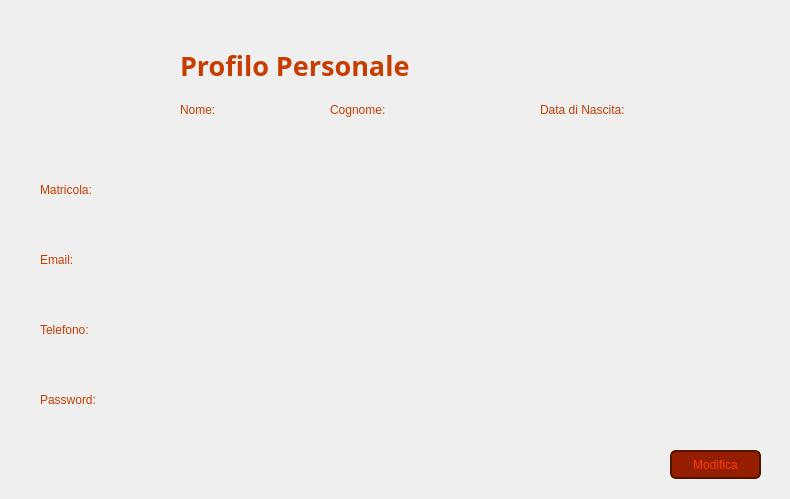
Old version of the form Viste/VistaVisualizzaProfiloPersonaleAmministratore.ui in the repository GiacomoPrincipi/CineMax.
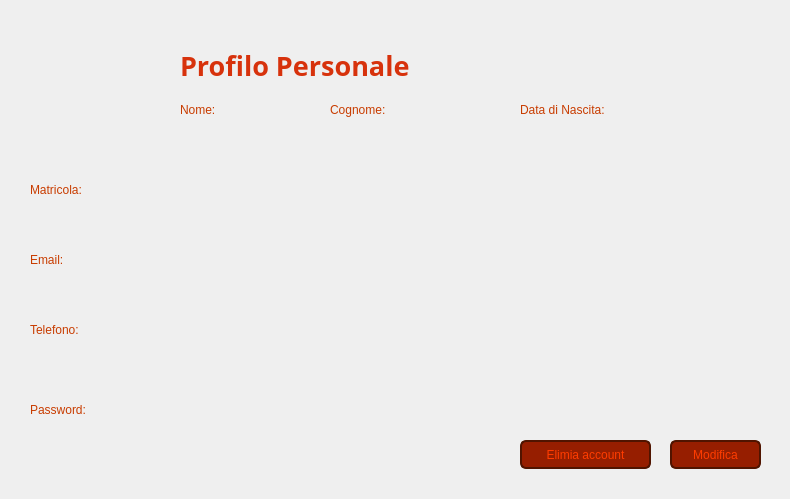
New version of the form. Icons and pictures are not drawn. Custom widgets are drawn as their Qt base class.

```diff
--- a/Viste/VistaVisualizzaProfiloPersonaleAmministratore.ui
+++ b/Viste/VistaVisualizzaProfiloPersonaleAmministratore.ui
@@ -32,8 +32,8 @@
     background: qlineargradient(
         x1: 0, y1: 1,
         x2: 0, y2: 0,
-        stop: 0 #320F00,
-        stop: 1 #641E00
+        stop: 0 #210A00,
+        stop: 1 #7D2100
     );
 }</string>
    </property>
@@ -44,7 +44,7 @@
   <widget class="QLabel" name="labelProfilo">
    <property name="geometry">
     <rect>
-     <x>40</x>
+     <x>30</x>
      <y>30</y>
      <width>121</width>
      <height>121</height>
@@ -54,7 +54,7 @@
     <string/>
    </property>
    <property name="pixmap">
-    <pixmap>Immagini/profiloButtonAmministratore.png</pixmap>
+    <pixmap>Immagini/ProfiloButtonAmministratore.png</pixmap>
    </property>
    <property name="scaledContents">
     <bool>true</bool>
@@ -99,7 +99,7 @@
    </property>
    <property name="styleSheet">
     <string notr="true">QLabel {
-    color: #C83C00;
+    color: #D7320C;
 }</string>
    </property>
    <property name="text">
@@ -172,7 +172,7 @@
     <rect>
      <x>330</x>
      <y>130</y>
-     <width>131</width>
+     <width>171</width>
      <height>20</height>
     </rect>
    </property>
@@ -188,7 +188,7 @@
   <widget class="QLabel" name="labelMatricola">
    <property name="geometry">
     <rect>
-     <x>40</x>
+     <x>30</x>
      <y>180</y>
      <width>81</width>
      <height>20</height>
@@ -209,9 +209,9 @@
   <widget class="QLabel" name="labelMatricolaAmministratore">
    <property name="geometry">
     <rect>
-     <x>40</x>
+     <x>30</x>
      <y>210</y>
-     <width>81</width>
+     <width>131</width>
      <height>20</height>
     </rect>
    </property>
@@ -227,7 +227,7 @@
   <widget class="QLabel" name="labelEmail">
    <property name="geometry">
     <rect>
-     <x>40</x>
+     <x>30</x>
      <y>250</y>
      <width>81</width>
      <height>20</height>
@@ -248,7 +248,7 @@
   <widget class="QLabel" name="labelEmailAmministratore">
    <property name="geometry">
     <rect>
-     <x>40</x>
+     <x>30</x>
      <y>280</y>
      <width>251</width>
      <height>20</height>
@@ -266,7 +266,7 @@
   <widget class="QLabel" name="labelTelefono">
    <property name="geometry">
     <rect>
-     <x>40</x>
+     <x>30</x>
      <y>320</y>
      <width>81</width>
      <height>20</height>
@@ -287,9 +287,9 @@
   <widget class="QLabel" name="labelTelefonoAmministratore">
    <property name="geometry">
     <rect>
-     <x>40</x>
+     <x>30</x>
      <y>350</y>
-     <width>131</width>
+     <width>101</width>
      <height>20</height>
     </rect>
    </property>
@@ -306,7 +306,7 @@
    <property name="geometry">
     <rect>
      <x>670</x>
-     <y>450</y>
+     <y>440</y>
      <width>91</width>
      <height>29</height>
     </rect>
@@ -319,6 +319,10 @@
     border-radius: 6px;
 }
 
+QPushButton:focus {
+    outline: none;
+}
+
 QPushButton:hover {
     background-color: #C83200;
 }</string>
@@ -330,7 +334,7 @@
   <widget class="QLabel" name="labelDataNascita">
    <property name="geometry">
     <rect>
-     <x>540</x>
+     <x>520</x>
      <y>100</y>
      <width>121</width>
      <height>20</height>
@@ -351,9 +355,9 @@
   <widget class="QLabel" name="labelDataNascitaAmministratore">
    <property name="geometry">
     <rect>
-     <x>540</x>
+     <x>520</x>
      <y>130</y>
-     <width>121</width>
+     <width>111</width>
      <height>20</height>
     </rect>
    </property>
@@ -369,8 +373,8 @@
   <widget class="QLabel" name="labelPassword">
    <property name="geometry">
     <rect>
-     <x>40</x>
-     <y>390</y>
+     <x>30</x>
+     <y>400</y>
      <width>81</width>
      <height>20</height>
     </rect>
@@ -390,9 +394,9 @@
   <widget class="QLabel" name="labelPasswordAmministratore">
    <property name="geometry">
     <rect>
-     <x>40</x>
-     <y>420</y>
-     <width>131</width>
+     <x>30</x>
+     <y>430</y>
+     <width>121</width>
      <height>20</height>
     </rect>
    </property>
@@ -405,6 +409,35 @@
     <string/>
    </property>
   </widget>
+  <widget class="QPushButton" name="pushButtonElimina">
+   <property name="geometry">
+    <rect>
+     <x>520</x>
+     <y>440</y>
+     <width>131</width>
+     <height>29</height>
+    </rect>
+   </property>
+   <property name="styleSheet">
+    <string notr="true">QPushButton {
+    background-color: #961E00;
+    color: #FF3C00;
+    border: 2px solid #501400;
+    border-radius: 6px;
+}
+
+QPushButton:focus {
+    outline: none;
+}
+
+QPushButton:hover {
+    background-color: #C83200;
+}</string>
+   </property>
+   <property name="text">
+    <string>Elimia account</string>
+   </property>
+  </widget>
  </widget>
  <customwidgets>
   <customwidget>
```
